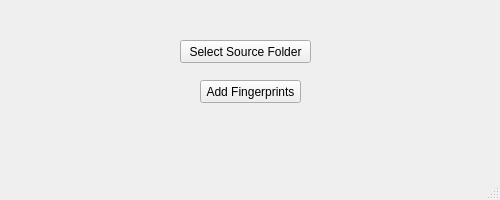
The window that ui/b-audio-main.ui (recreationdevelopers/audio-fingerprint-identifying-python) describes before a commit, drawn with Qt 5.
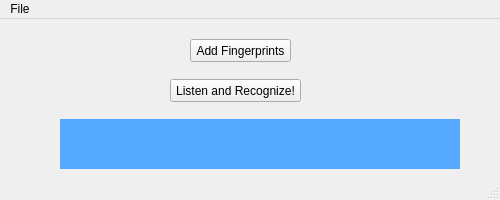
The same window after the commit.

Commit message: added UI to add songs and listen to it

Diff of the .ui file:
```diff
--- a/ui/b-audio-main.ui
+++ b/ui/b-audio-main.ui
@@ -17,21 +17,21 @@
    <widget class="QPushButton" name="selectSourceFolderBtn">
     <property name="geometry">
      <rect>
-      <x>180</x>
-      <y>40</y>
+      <x>170</x>
+      <y>60</y>
       <width>131</width>
       <height>23</height>
      </rect>
     </property>
     <property name="text">
-     <string>Select Source Folder</string>
+     <string>Listen and Recognize!</string>
     </property>
    </widget>
    <widget class="QPushButton" name="addFingerprintsBtn">
     <property name="geometry">
      <rect>
-      <x>200</x>
-      <y>80</y>
+      <x>190</x>
+      <y>20</y>
       <width>101</width>
       <height>23</height>
      </rect>
@@ -40,6 +40,35 @@
      <string>Add Fingerprints</string>
     </property>
    </widget>
+   <widget class="QLabel" name="outputMessageLabel">
+    <property name="geometry">
+     <rect>
+      <x>60</x>
+      <y>100</y>
+      <width>400</width>
+      <height>50</height>
+     </rect>
+    </property>
+    <property name="autoFillBackground">
+     <bool>false</bool>
+    </property>
+    <property name="styleSheet">
+     <string notr="true">background-color: rgb(85, 170, 255);
+color: rgb(255, 255, 255)</string>
+    </property>
+    <property name="text">
+     <string/>
+    </property>
+    <property name="scaledContents">
+     <bool>false</bool>
+    </property>
+    <property name="wordWrap">
+     <bool>true</bool>
+    </property>
+    <property name="openExternalLinks">
+     <bool>false</bool>
+    </property>
+   </widget>
   </widget>
   <widget class="QMenuBar" name="menubar">
    <property name="geometry">
@@ -47,9 +76,15 @@
      <x>0</x>
      <y>0</y>
      <width>500</width>
-     <height>21</height>
+     <height>26</height>
     </rect>
    </property>
+   <widget class="QMenu" name="menuFile">
+    <property name="title">
+     <string>File</string>
+    </property>
+   </widget>
+   <addaction name="menuFile"/>
   </widget>
   <widget class="QStatusBar" name="statusbar"/>
  </widget>
```
Left out of the diff: 4 changed lines with no effect on the pictures. The commit also changes 2 other files.
